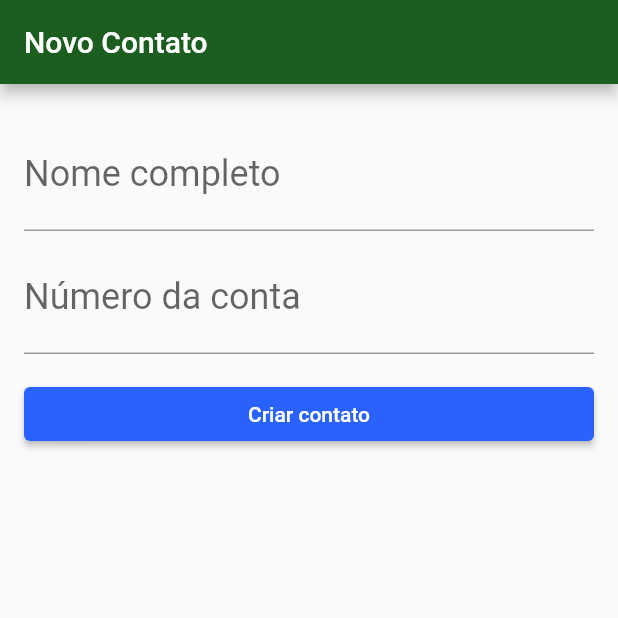
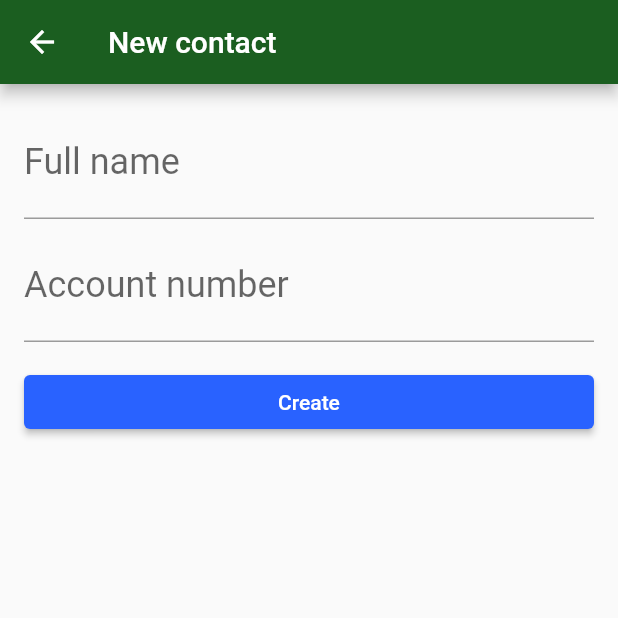
Before and after one commit to Allef-Reis/FlutterModeloII, a Flutter app: the ContactForm screen opened directly, on a phone screen of 412 x 824 dp, the top half of it. Run offline on Flutter 3.47's test engine with Material 2 defaults, Android fonts, the phone set to English and light mode, and no system bars; our stand-ins replace sqflite; accounts and stored records are empty.

Commit message:
versão note 1

```diff
--- /dev/null
+++ b/lib/database/app_database.dart
@@ -0,0 +1,46 @@
+import 'package:FlutterModuloII/models/contact.dart';
+import 'package:sqflite/sqflite.dart';
+import 'package:path/path.dart';
+
+Future<Database> createDatabase() {
+  return getDatabasesPath().then((dbPath) {
+    final String path = join(dbPath, 'bytebank.db');
+    return openDatabase(path, onCreate: (db, version) {
+      db.execute('CREATE TABLE contacts('
+          'id INTEGER PRIMARY KEY, '
+          'name TEXT, '
+          'account_number INTEGER) ');
+    }, version: 1);
+  });
+}
+
+Future<int> save(Contact contact) {
+  return createDatabase().then(
+    (db) {
+      final Map<String, dynamic> contactMap = Map();
+
+      contactMap['name'] = contact.name;
+      contactMap['account_number'] = contact.accountNumber;
+      return db.insert('contacts', contactMap);
+    },
+  );
+}
+
+Future<List<Contact>> findAll() {
+  return createDatabase().then(
+    (db) {
+      return db.query('contacts').then((maps) {
+        final List<Contact> contacts = List();
+        for (Map<String, dynamic> map in maps) {
+          final Contact contact = Contact(
+            map['id'],
+            map['name'],
+            map['account_number'],
+          );
+          contacts.add(contact);
+        }
+        return contacts;
+      });
+    },
+  );
+}
--- a/lib/main.dart
+++ b/lib/main.dart
@@ -1,13 +1,17 @@
+import 'package:FlutterModuloII/database/app_database.dart';
+import 'package:FlutterModuloII/screens/dashboard.dart';
 import 'package:FlutterModuloII/screens/contact_form.dart';
 import 'package:FlutterModuloII/screens/contacts_list.dart';
-import 'package:FlutterModuloII/screens/dashboard.dart';
 import 'package:flutter/material.dart';
 
+import 'models/contact.dart';
+
 void main() {
-  runApp(ByteBankApp());
+  runApp(BytebankApp());
 }
 
-class ByteBankApp extends StatelessWidget {
+class BytebankApp extends StatelessWidget {
+  // This widget is the root of your application.
   @override
   Widget build(BuildContext context) {
     return MaterialApp(
@@ -15,10 +19,11 @@ class ByteBankApp extends StatelessWidget {
         primaryColor: Colors.green[900],
         accentColor: Colors.blueAccent[700],
         buttonTheme: ButtonThemeData(
-            buttonColor: Colors.blueAccent[700],
-            textTheme: ButtonTextTheme.primary),
+          buttonColor: Colors.blueAccent[700],
+          textTheme: ButtonTextTheme.primary,
+        ),
       ),
-      home: ContactForm(),
+      home: Dashboard(),
     );
   }
 }
--- /dev/null
+++ b/lib/models/contact.dart
@@ -0,0 +1,16 @@
+class Contact {
+  final int id;
+  final String name;
+  final int accountNumber;
+
+  Contact(
+    this.id,
+    this.name,
+    this.accountNumber,
+  );
+
+  @override
+  String toString() {
+    return 'Contact{ id: $id, name: $name, accountNumber: $accountNumber}';
+  }
+}
--- a/lib/screens/contact_form.dart
+++ b/lib/screens/contact_form.dart
@@ -1,38 +1,64 @@
+import 'package:FlutterModuloII/models/contact.dart';
 import 'package:flutter/material.dart';
 
-class ContactForm extends StatelessWidget {
+class ContactForm extends StatefulWidget {
+  @override
+  _ContactFormState createState() => _ContactFormState();
+}
+
+class _ContactFormState extends State<ContactForm> {
+  final TextEditingController _nameController = TextEditingController();
+  final TextEditingController _accountNumberController =
+      TextEditingController();
+
   @override
   Widget build(BuildContext context) {
     return Scaffold(
       appBar: AppBar(
-        title: Text("Novo Contato"),
+        title: Text('New contact'),
       ),
       body: Padding(
         padding: const EdgeInsets.all(16.0),
         child: Column(
-          children: [
-            Padding(
-              padding: const EdgeInsets.only(top: 8.0),
-              child: TextField(
-                decoration: InputDecoration(labelText: "Nome completo"),
-                style: TextStyle(fontSize: 24),
+          children: <Widget>[
+            TextField(
+              controller: _nameController,
+              decoration: InputDecoration(
+                labelText: 'Full name',
+              ),
+              style: TextStyle(
+                fontSize: 24.0,
               ),
             ),
             Padding(
               padding: const EdgeInsets.only(top: 8.0),
               child: TextField(
-                decoration: InputDecoration(labelText: "Número da conta"),
-                style: TextStyle(fontSize: 24),
+                controller: _accountNumberController,
+                decoration: InputDecoration(
+                  labelText: 'Account number',
+                ),
+                style: TextStyle(
+                  fontSize: 24.0,
+                ),
                 keyboardType: TextInputType.number,
               ),
             ),
             Padding(
               padding: const EdgeInsets.only(top: 16.0),
               child: SizedBox(
-                  width: double.maxFinite,
-                  child: RaisedButton(
-                      child: Text("Criar contato"), onPressed: () {})),
-            ),
+                width: double.maxFinite,
+                child: RaisedButton(
+                  child: Text('Create'),
+                  onPressed: () {
+                    final String name = _nameController.text;
+                    final int accountNumber =
+                        int.tryParse(_accountNumberController.text);
+                    final Contact newContact = Contact(0, name, accountNumber);
+                    Navigator.pop(context, newContact);
+                  },
+                ),
+              ),
+            )
           ],
         ),
       ),
--- a/pubspec.yaml
+++ b/pubspec.yaml
@@ -31,6 +31,8 @@ dependencies:
 dev_dependencies:
   flutter_test:
     sdk: flutter
+  sqflite:
+  path:
 
 # For information on the generic Dart part of this file, see the
 # following page: https://dart.dev/tools/pub/pubspec
```
Also changed, not shown: lib/screens/contacts_list.dart (+63 -21 lines), lib/screens/dashboard.dart (+12 -9 lines), pubspec.lock, 1 other file.
